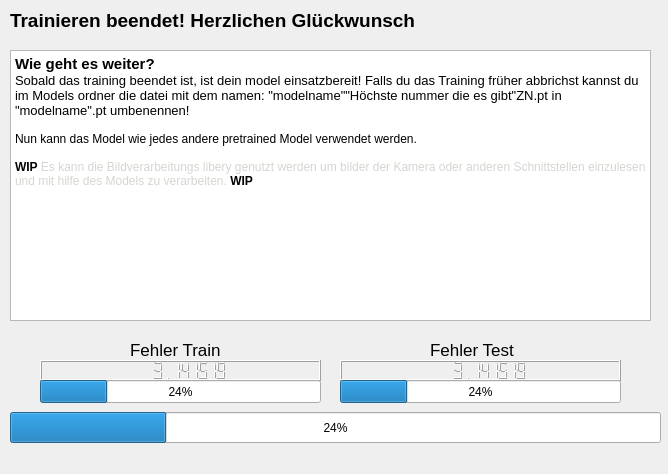
First picture: the form in QtGUI/TrainModelwindow.ui, repository JonasMayerDev/AI_Model_Creator, before the edit.
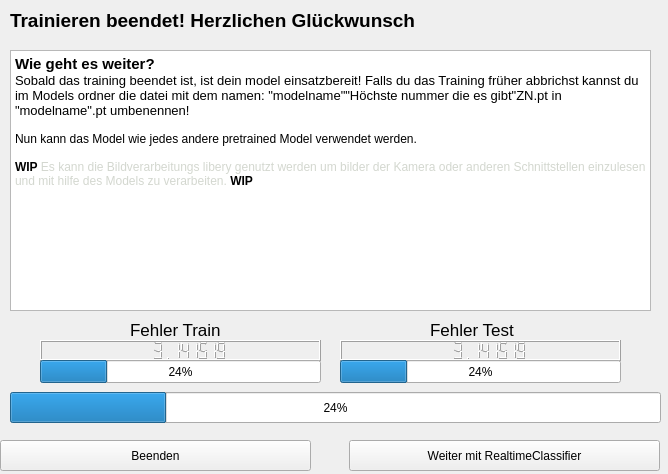
Second picture: the form after the edit.

Commit message: Add Test for realtime_detect compatibility

Patch:
```diff
--- a/QtGUI/TrainModelwindow.ui
+++ b/QtGUI/TrainModelwindow.ui
@@ -18,7 +18,7 @@
     <property name="geometry">
      <rect>
       <x>10</x>
-      <y>412</y>
+      <y>392</y>
       <width>651</width>
       <height>31</height>
      </rect>
@@ -31,7 +31,7 @@
     <property name="geometry">
      <rect>
       <x>40</x>
-      <y>360</y>
+      <y>340</y>
       <width>281</width>
       <height>21</height>
      </rect>
@@ -47,7 +47,7 @@
     <property name="geometry">
      <rect>
       <x>130</x>
-      <y>340</y>
+      <y>320</y>
       <width>131</width>
       <height>20</height>
      </rect>
@@ -85,7 +85,7 @@
     <property name="geometry">
      <rect>
       <x>40</x>
-      <y>380</y>
+      <y>360</y>
       <width>281</width>
       <height>23</height>
      </rect>
@@ -98,7 +98,7 @@
     <property name="geometry">
      <rect>
       <x>340</x>
-      <y>360</y>
+      <y>340</y>
       <width>281</width>
       <height>21</height>
      </rect>
@@ -114,7 +114,7 @@
     <property name="geometry">
      <rect>
       <x>340</x>
-      <y>380</y>
+      <y>360</y>
       <width>281</width>
       <height>23</height>
      </rect>
@@ -127,7 +127,7 @@
     <property name="geometry">
      <rect>
       <x>430</x>
-      <y>340</y>
+      <y>320</y>
       <width>131</width>
       <height>20</height>
      </rect>
@@ -147,22 +147,48 @@
       <x>10</x>
       <y>50</y>
       <width>641</width>
-      <height>271</height>
+      <height>261</height>
      </rect>
     </property>
     <property name="html">
      <string>&lt;!DOCTYPE HTML PUBLIC &quot;-//W3C//DTD HTML 4.0//EN&quot; &quot;http://www.w3.org/TR/REC-html40/strict.dtd&quot;&gt;
 &lt;html&gt;&lt;head&gt;&lt;meta name=&quot;qrichtext&quot; content=&quot;1&quot; /&gt;&lt;style type=&quot;text/css&quot;&gt;
 p, li { white-space: pre-wrap; }
-&lt;/style&gt;&lt;/head&gt;&lt;body style=&quot; font-family:'Noto Sans'; font-size:9pt; font-weight:400; font-style:normal;&quot;&gt;
-&lt;p style=&quot; margin-top:0px; margin-bottom:0px; margin-left:0px; margin-right:0px; -qt-block-indent:0; text-indent:0px;&quot;&gt;&lt;span style=&quot; font-size:11pt; font-weight:600;&quot;&gt;Wie geht es weiter?&lt;/span&gt;&lt;/p&gt;
-&lt;p style=&quot; margin-top:0px; margin-bottom:0px; margin-left:0px; margin-right:0px; -qt-block-indent:0; text-indent:0px;&quot;&gt;&lt;span style=&quot; font-size:10pt;&quot;&gt;Sobald das training beendet ist, ist dein model einsatzbereit! Falls du das Training früher abbrichst kannst du im Models ordner die datei mit dem namen: &amp;quot;modelname&amp;quot;&amp;quot;Höchste nummer die es gibt&amp;quot;ZN.pt in &amp;quot;modelname&amp;quot;.pt umbenennen!&lt;/span&gt;&lt;/p&gt;
-&lt;p style=&quot;-qt-paragraph-type:empty; margin-top:0px; margin-bottom:0px; margin-left:0px; margin-right:0px; -qt-block-indent:0; text-indent:0px;&quot;&gt;&lt;br /&gt;&lt;/p&gt;
-&lt;p style=&quot; margin-top:0px; margin-bottom:0px; margin-left:0px; margin-right:0px; -qt-block-indent:0; text-indent:0px;&quot;&gt;Nun kann das Model wie jedes andere pretrained Model verwendet werden.&lt;/p&gt;
-&lt;p style=&quot;-qt-paragraph-type:empty; margin-top:0px; margin-bottom:0px; margin-left:0px; margin-right:0px; -qt-block-indent:0; text-indent:0px;&quot;&gt;&lt;br /&gt;&lt;/p&gt;
-&lt;p style=&quot; margin-top:0px; margin-bottom:0px; margin-left:0px; margin-right:0px; -qt-block-indent:0; text-indent:0px;&quot;&gt;&lt;span style=&quot; font-weight:600;&quot;&gt;WIP&lt;/span&gt;&lt;span style=&quot; font-weight:600; color:#d3d7cf;&quot;&gt; &lt;/span&gt;&lt;span style=&quot; color:#d3d7cf;&quot;&gt;Es kann die Bildverarbeitungs libery genutzt werden um bilder der Kamera oder anderen Schnittstellen einzulesen und mit hilfe des Models zu verarbeiten. &lt;/span&gt;&lt;span style=&quot; font-weight:600;&quot;&gt;WIP&lt;/span&gt;&lt;/p&gt;
-&lt;p style=&quot;-qt-paragraph-type:empty; margin-top:0px; margin-bottom:0px; margin-left:0px; margin-right:0px; -qt-block-indent:0; text-indent:0px; font-size:10pt;&quot;&gt;&lt;br /&gt;&lt;/p&gt;
-&lt;p style=&quot;-qt-paragraph-type:empty; margin-top:0px; margin-bottom:0px; margin-left:0px; margin-right:0px; -qt-block-indent:0; text-indent:0px; font-size:10pt;&quot;&gt;&lt;br /&gt;&lt;/p&gt;&lt;/body&gt;&lt;/html&gt;</string>
+&lt;/style&gt;&lt;/head&gt;&lt;body style=&quot; font-family:'Sans Serif'; font-size:9pt; font-weight:400; font-style:normal;&quot;&gt;
+&lt;p style=&quot; margin-top:0px; margin-bottom:0px; margin-left:0px; margin-right:0px; -qt-block-indent:0; text-indent:0px;&quot;&gt;&lt;span style=&quot; font-family:'Noto Sans'; font-size:11pt; font-weight:600;&quot;&gt;Wie geht es weiter?&lt;/span&gt;&lt;/p&gt;
+&lt;p style=&quot; margin-top:0px; margin-bottom:0px; margin-left:0px; margin-right:0px; -qt-block-indent:0; text-indent:0px;&quot;&gt;&lt;span style=&quot; font-family:'Noto Sans'; font-size:10pt;&quot;&gt;Sobald das training beendet ist, ist dein model einsatzbereit! Falls du das Training früher abbrichst kannst du im Models ordner die datei mit dem namen: &amp;quot;modelname&amp;quot;&amp;quot;Höchste nummer die es gibt&amp;quot;ZN.pt in &amp;quot;modelname&amp;quot;.pt umbenennen!&lt;/span&gt;&lt;/p&gt;
+&lt;p style=&quot;-qt-paragraph-type:empty; margin-top:0px; margin-bottom:0px; margin-left:0px; margin-right:0px; -qt-block-indent:0; text-indent:0px; font-family:'Noto Sans';&quot;&gt;&lt;br /&gt;&lt;/p&gt;
+&lt;p style=&quot; margin-top:0px; margin-bottom:0px; margin-left:0px; margin-right:0px; -qt-block-indent:0; text-indent:0px;&quot;&gt;&lt;span style=&quot; font-family:'Noto Sans';&quot;&gt;Nun kann das Model wie jedes andere pretrained Model verwendet werden.&lt;/span&gt;&lt;/p&gt;
+&lt;p style=&quot;-qt-paragraph-type:empty; margin-top:0px; margin-bottom:0px; margin-left:0px; margin-right:0px; -qt-block-indent:0; text-indent:0px; font-family:'Noto Sans';&quot;&gt;&lt;br /&gt;&lt;/p&gt;
+&lt;p style=&quot; margin-top:0px; margin-bottom:0px; margin-left:0px; margin-right:0px; -qt-block-indent:0; text-indent:0px;&quot;&gt;&lt;span style=&quot; font-family:'Noto Sans'; font-weight:600;&quot;&gt;WIP&lt;/span&gt;&lt;span style=&quot; font-family:'Noto Sans'; font-weight:600; color:#d3d7cf;&quot;&gt; &lt;/span&gt;&lt;span style=&quot; font-family:'Noto Sans'; color:#d3d7cf;&quot;&gt;Es kann die Bildverarbeitungs libery genutzt werden um bilder der Kamera oder anderen Schnittstellen einzulesen und mit hilfe des Models zu verarbeiten. &lt;/span&gt;&lt;span style=&quot; font-family:'Noto Sans'; font-weight:600;&quot;&gt;WIP&lt;/span&gt;&lt;/p&gt;
+&lt;p style=&quot;-qt-paragraph-type:empty; margin-top:0px; margin-bottom:0px; margin-left:0px; margin-right:0px; -qt-block-indent:0; text-indent:0px; font-family:'Noto Sans'; font-size:10pt;&quot;&gt;&lt;br /&gt;&lt;/p&gt;
+&lt;p style=&quot;-qt-paragraph-type:empty; margin-top:0px; margin-bottom:0px; margin-left:0px; margin-right:0px; -qt-block-indent:0; text-indent:0px; font-family:'Noto Sans'; font-size:10pt;&quot;&gt;&lt;br /&gt;&lt;/p&gt;&lt;/body&gt;&lt;/html&gt;</string>
+    </property>
+   </widget>
+   <widget class="QPushButton" name="weiter">
+    <property name="geometry">
+     <rect>
+      <x>349</x>
+      <y>440</y>
+      <width>311</width>
+      <height>31</height>
+     </rect>
+    </property>
+    <property name="text">
+     <string>Weiter mit RealtimeClassifier</string>
+    </property>
+   </widget>
+   <widget class="QPushButton" name="stop">
+    <property name="geometry">
+     <rect>
+      <x>0</x>
+      <y>440</y>
+      <width>311</width>
+      <height>31</height>
+     </rect>
+    </property>
+    <property name="text">
+     <string>Beenden</string>
     </property>
    </widget>
   </widget>
```
The commit also changes 6 other files.
